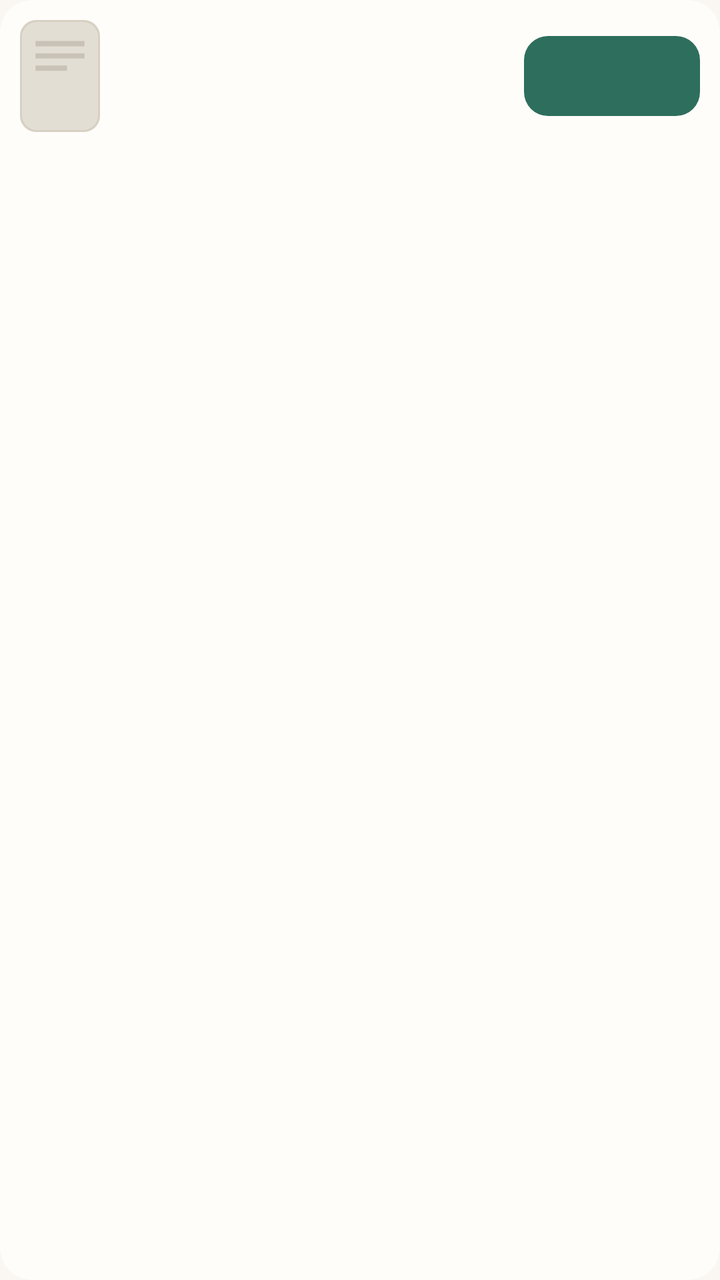
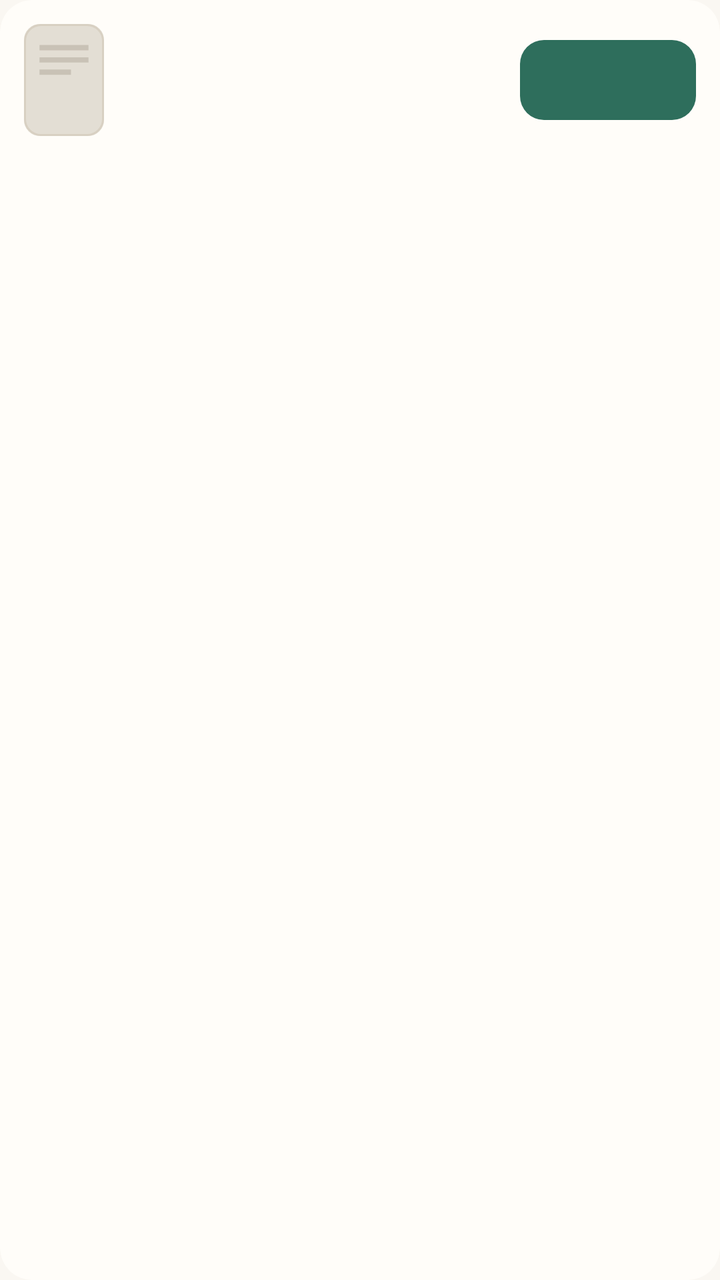

An Android layout rendered at two revisions. The XML below is the earlier revision; the diff shows what the commit changed to produce the second picture.
<!-- AndroidManifest.xml: application theme Theme.Bookshelf -->
<!-- res/layout/item_checkin_book.xml -->
<?xml version="1.0" encoding="utf-8"?>
<androidx.cardview.widget.CardView xmlns:android="http://schemas.android.com/apk/res/android"
    xmlns:app="http://schemas.android.com/apk/res-auto"
    style="@style/Widget.Bookshelf.Card"
    android:layout_width="match_parent"
    android:layout_height="wrap_content"
    android:layout_marginHorizontal="@dimen/page_padding_list"
    android:layout_marginVertical="2dp">

    <LinearLayout
        android:layout_width="match_parent"
        android:layout_height="wrap_content"
        android:gravity="center_vertical"
        android:orientation="horizontal"
        android:padding="10dp">

        <FrameLayout
            android:layout_width="40dp"
            android:layout_height="56dp"
            android:background="@drawable/bg_cover"
            android:clipToOutline="true"
            android:foreground="@drawable/bg_cover_stroke">

            <ImageView
                android:id="@+id/iv_cover"
                android:layout_width="match_parent"
                android:layout_height="match_parent"
                android:importantForAccessibility="no"
                android:scaleType="centerCrop"
                android:src="@drawable/ic_cover_placeholder" />
        </FrameLayout>

        <LinearLayout
            android:layout_width="0dp"
            android:layout_height="wrap_content"
            android:layout_marginStart="@dimen/space_md"
            android:layout_marginEnd="@dimen/space_sm"
            android:layout_weight="1"
            android:orientation="vertical">

            <TextView
                android:id="@+id/tv_title"
                android:layout_width="match_parent"
                android:layout_height="wrap_content"
                android:ellipsize="end"
                android:maxLines="1"
                android:textColor="?attr/on_surface"
                android:textSize="@dimen/text_body_small" />

            <TextView
                android:id="@+id/tv_subtitle"
                android:layout_width="match_parent"
                android:layout_height="wrap_content"
                android:layout_marginTop="2dp"
                android:ellipsize="end"
                android:maxLines="1"
                android:textColor="?attr/on_surface_variant"
                android:textSize="@dimen/text_body_small" />
        </LinearLayout>

        <com.google.android.material.button.MaterialButton
            android:id="@+id/btn_checkin"
            style="@style/Widget.Bookshelf.Button"
            android:layout_width="wrap_content"
            android:layout_height="48dp"
            android:insetBottom="4dp"
            android:insetLeft="0dp"
            android:insetRight="0dp"
            android:insetTop="4dp"
            android:minHeight="48dp"
            android:minWidth="88dp"
            android:paddingHorizontal="@dimen/space_md" />
    </LinearLayout>
</androidx.cardview.widget.CardView>
<!-- resources referenced by this layout -->
<resources>
  <dimen name="page_padding_list">12dp</dimen>
  <dimen name="space_md">12dp</dimen>
  <dimen name="space_sm">8dp</dimen>
  <dimen name="text_body_small">13sp</dimen>
  <!-- drawable bg_cover (drawable) -->
  <?xml version="1.0" encoding="utf-8"?>
  <shape xmlns:android="http://schemas.android.com/apk/res/android" android:shape="rectangle">
      <solid android:color="@color/cover_placeholder_bg" />
      <corners android:radius="@dimen/radius_sm" />
  </shape>
  <color name="cover_placeholder_bg">#E9E3D8</color>
  <dimen name="radius_sm">8dp</dimen>
  <style name="ShapeAppearance.Bookshelf.Medium" parent="ShapeAppearance.Material3.Corner.Medium">
          <item name="cornerSize">@dimen/radius_md</item>
      </style>
  <dimen name="radius_md">12dp</dimen>
  <dimen name="card_corner">16dp</dimen>
  <color name="primary">#2E6E5C</color>
  <color name="primary_dark">#1F4D40</color>
  <color name="accent">#C08A3E</color>
  <color name="chip_bg">#E8F0ED</color>
  <color name="green_container">#E6F0EC</color>
  <color name="green_on_container">#1C4A3E</color>
  <color name="green_page">#FAF7F2</color>
  <color name="green_surface">#FFFDF9</color>
  <color name="green_surface_dim">#F3EEE6</color>
  <color name="green_outline">#E6E0D5</color>
  <color name="green_outline_strong">#D8D0C2</color>
  <color name="bg_page">#FAF7F2</color>
  <dimen name="text_caption">11sp</dimen>
  <color name="surface">#FFFDF9</color>
  <color name="surface_dim">#F4F0E9</color>
  <color name="outline">#E6E0D5</color>
  <color name="outline_strong">#CFC5B4</color>
  <color name="text_main">#2B2B2B</color>
  <color name="text_sub">#6B6660</color>
  <color name="accent_text">#8A5A1A</color>
  <color name="dock_surface">#FFFFFF</color>
  <style name="Widget.Bookshelf.MaterialCard" parent="Widget.Material3.CardView.Outlined">
          <item name="cardCornerRadius">@dimen/card_corner</item>
          <item name="cardElevation">0dp</item>
          <item name="strokeColor">?attr/outline</item>
          <item name="strokeWidth">1dp</item>
      </style>
  <style name="Widget.Bookshelf.ChipGroup" parent="Widget.Material3.ChipGroup">
          <item name="chipSpacingHorizontal">8dp</item>
          <item name="chipSpacingVertical">4dp</item>
          <item name="singleLine">false</item>
      </style>
  <style name="ThemeOverlay.Bookshelf.BottomSheet" parent="ThemeOverlay.Material3.BottomSheetDialog">
          <item name="bottomSheetStyle">@style/Widget.Bookshelf.BottomSheet</item>
      </style>
  <style name="ShapeAppearance.Bookshelf.Pill" parent="ShapeAppearance.Material3.Corner.Full">
          <item name="cornerSize">50%</item>
      </style>
  <style name="TextAppearance.Bookshelf.DialogTitle" parent="MaterialAlertDialog.Material3.Title.Text">
          <item name="android:textSize">@dimen/text_title_toolbar</item>
          <item name="android:textStyle">bold</item>
          <item name="android:textColor">?attr/on_surface</item>
      </style>
  <style name="Widget.Bookshelf.Button.Dialog" parent="Widget.Material3.Button.TextButton.Dialog">
          <item name="android:textSize">@dimen/text_body_small</item>
          <item name="android:textAllCaps">false</item>
      </style>
  <style name="ShapeAppearance.Bookshelf.Dialog" parent="ShapeAppearance.Material3.Corner.Large">
          <item name="cornerSize">@dimen/radius_2xl</item>
      </style>
  <style name="Widget.Bookshelf.BottomSheet" parent="Widget.Material3.BottomSheet.Modal">
          <item name="shapeAppearance">@style/ShapeAppearance.Bookshelf.BottomSheet</item>
          <item name="backgroundTint">?attr/surface</item>
          
          <item name="elevationOverlayEnabled">false</item>
      </style>
  <dimen name="text_title_toolbar">16sp</dimen>
  <dimen name="radius_2xl">24dp</dimen>
  <!-- unchanged entries left out for length: 11 -->
</resources>

<!-- the commit's change to res/layout/item_checkin_book.xml (unified diff, before → after) -->
@@ -12,7 +12,7 @@
         android:layout_height="wrap_content"
         android:gravity="center_vertical"
         android:orientation="horizontal"
-        android:padding="10dp">
+        android:padding="@dimen/space_md">
 
         <FrameLayout
             android:layout_width="40dp"
